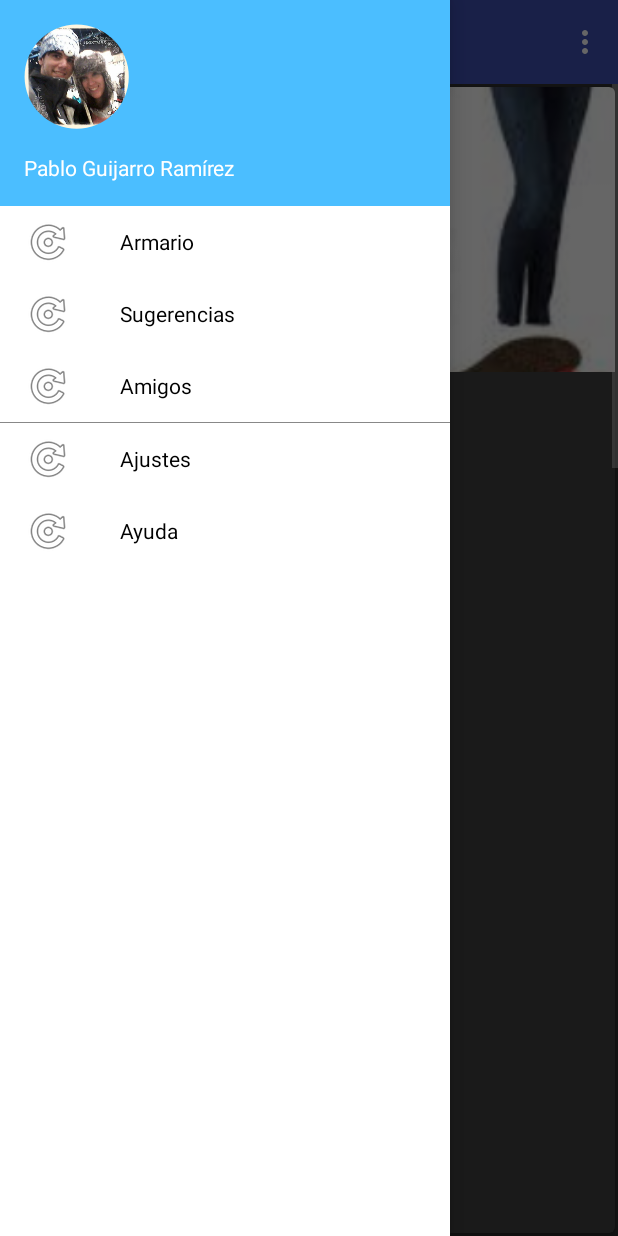
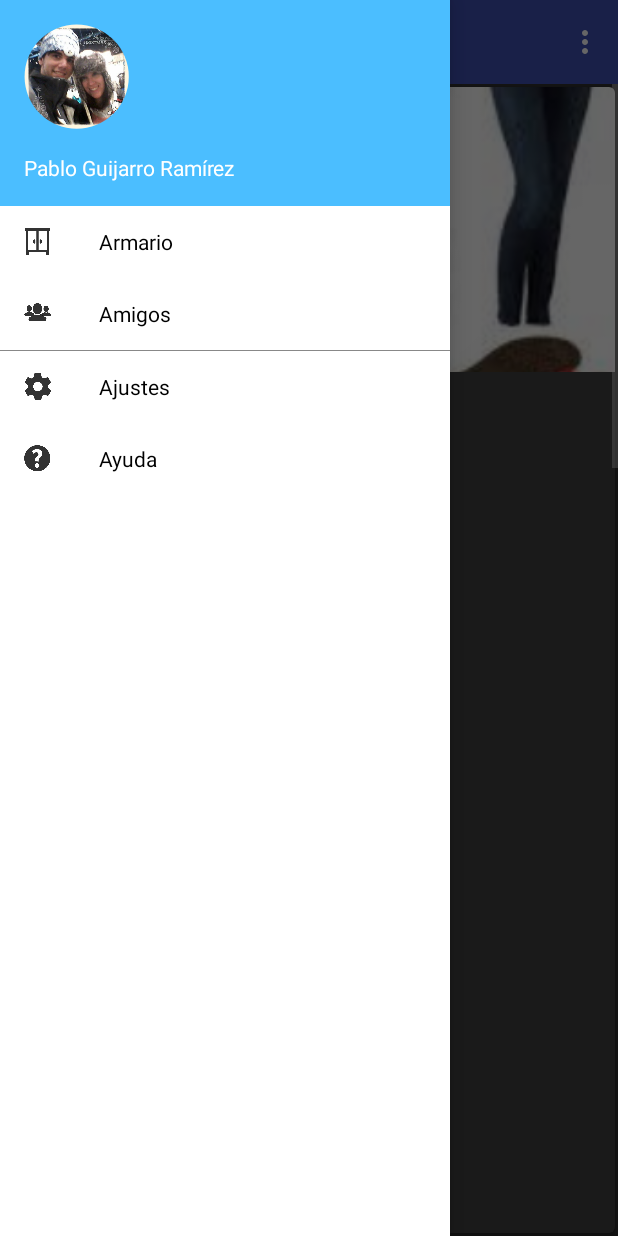
Before and after one commit to sky10p/taesproject, an Android app: the screen it shows after launch (MainActivity), with the side drawer open, on a phone screen of 412 x 824 dp. Run offline under Robolectric (Android 15) with nearby library versions, the phone set to English and light mode, and no system bars; our stand-ins replace CircleImageView; libraries missing offline, so code that uses them is left out: android.support.v7; 1 statement that could not run was skipped.

Commit message:
Implementado menu con iconos

```diff
--- a/app/src/main/java/taes/project/dressyourself/AdapterDrawerNavigation.java
+++ b/app/src/main/java/taes/project/dressyourself/AdapterDrawerNavigation.java
@@ -2,6 +2,7 @@ package taes.project.dressyourself;
 
 import android.app.ActionBar;
 import android.content.Context;
+import android.content.res.TypedArray;
 import android.graphics.Color;
 import android.support.v7.widget.RecyclerView;
 import android.view.LayoutInflater;
@@ -17,12 +18,15 @@ import android.widget.TextView;
 public class AdapterDrawerNavigation extends RecyclerView.Adapter<AdapterDrawerNavigation.ViewHolder> {
 
     String[] listMenu;
+    TypedArray iconsMenu;
 
     Context context;
 
     public AdapterDrawerNavigation(Context context) {
         this.context=context;
-        this.listMenu = context.getResources().getStringArray(R.array.lst_left_drawer);
+        this.listMenu = context.getResources().getStringArray(R.array.lst_left_drawer_names);
+        iconsMenu=context.getResources().obtainTypedArray(R.array.lst_left_drawer_img);
+
     }
 
     @Override
@@ -61,6 +65,8 @@ public class AdapterDrawerNavigation extends RecyclerView.Adapter<AdapterDrawerN
 
         if(getItemViewType(position)==0){
             holder.texto.setText(listMenu[position]);
+
+            holder.imagen.setImageResource(iconsMenu.getResourceId(position,android.R.drawable.ic_menu_preferences));
         }
 
 
--- a/app/src/main/res/layout/item_list_drawer.xml
+++ b/app/src/main/res/layout/item_list_drawer.xml
@@ -8,12 +8,12 @@
 
     <ImageView
         android:id="@+id/imgIcon"
-        android:layout_width="wrap_content"
-        android:layout_height="wrap_content"
+        android:layout_width="18dp"
+        android:layout_height="18dp"
         android:layout_marginLeft="@dimen/drawer_layout_margin_left"
         android:layout_marginRight="32dp"
 
-        android:src="@android:drawable/ic_menu_rotate"/>
+        android:src="@android:drawable/ic_menu_preferences"/>
 
     <TextView
         android:id="@+id/txtTextMenu"
--- a/app/src/main/res/values/arrays.xml
+++ b/app/src/main/res/values/arrays.xml
@@ -1,12 +1,22 @@
 <?xml version="1.0" encoding="utf-8"?>
 <resources>
+
     <string-array
-        name="lst_left_drawer">
+        name="lst_left_drawer_names">
         <item>Armario</item>
-        <item>Sugerencias</item>
+
         <item>Amigos</item>
         <item>divider</item>
         <item>Ajustes</item>
         <item>Ayuda</item>
     </string-array>
+
+
+    <integer-array name="lst_left_drawer_img">
+        <item>@drawable/armario</item>
+        <item>@drawable/amigos</item>
+        <item>@android:drawable/divider_horizontal_dark</item>
+        <item>@drawable/ajustes</item>
+        <item>@drawable/ayuda</item>
+    </integer-array>
 </resources>
```
Also changed, not shown: app/src/main/res/drawable/ajustes.png (added), app/src/main/res/drawable/amigos.png (added), app/src/main/res/drawable/armario.png (added), app/src/main/res/drawable/ayuda.png (added).
